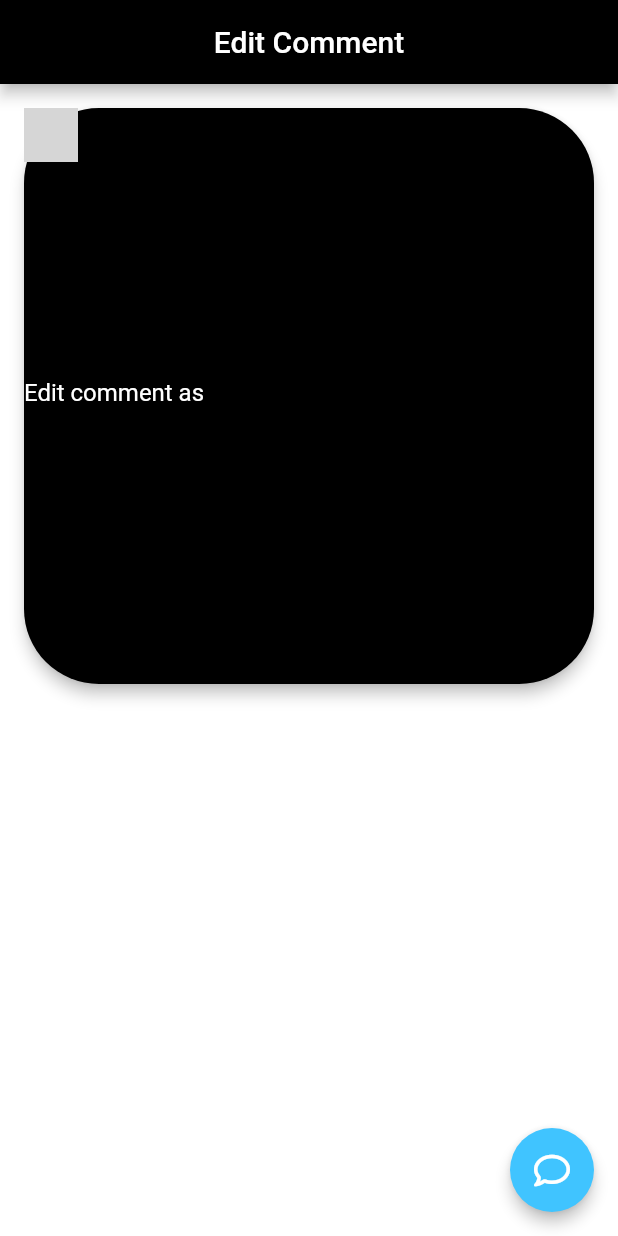
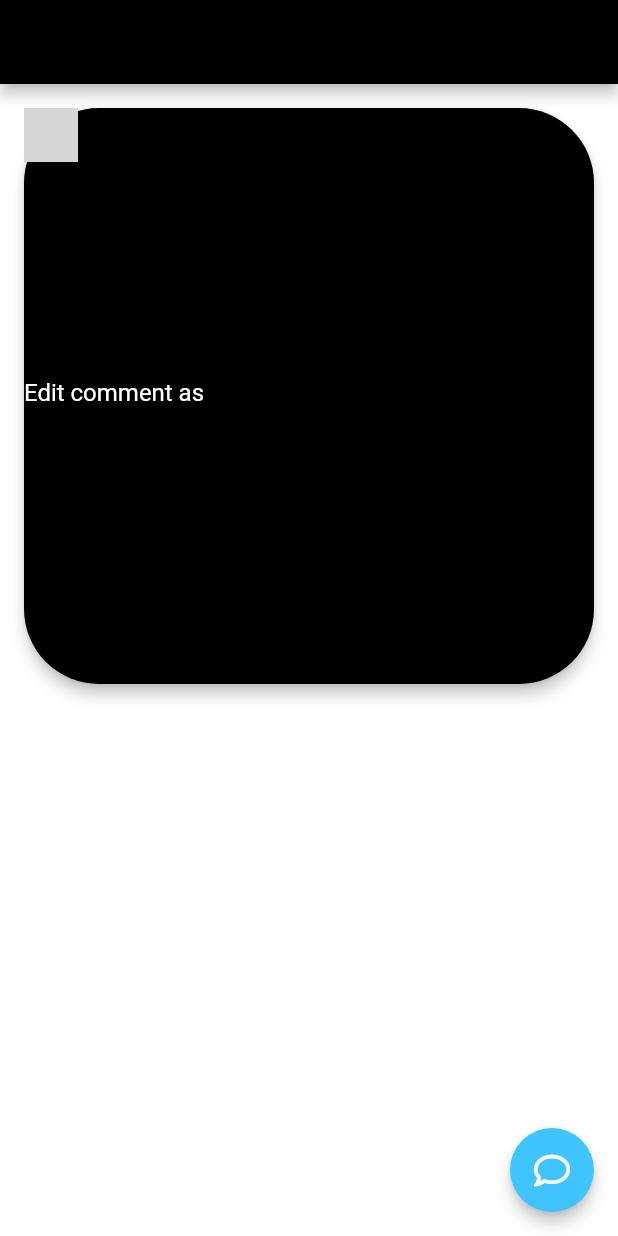
Before and after one commit to danieltefera08/porter, a Flutter app: the Gcomedit screen opened directly, on a phone screen of 412 x 824 dp. Run offline on Flutter 3.47's test engine with Material 2 defaults, Android fonts, the phone set to English and light mode, and no system bars; our stand-ins replace cloud_firestore, firebase_auth, firebase_core, firebase_dynamic_links, firebase_storage, flutter_spinkit and 5 more; missing offline and left inert: encrypt; accounts and stored records are empty; network calls fail; statements that could not run were skipped; grey boxes are pictures that could not be loaded.

Commit message:
update Group_commentedit.dart

```diff
--- a/lib/Screens/Home/Mobilepages/Group_commentedit.dart
+++ b/lib/Screens/Home/Mobilepages/Group_commentedit.dart
@@ -36,10 +36,10 @@ class _GcomeditState extends State<Gcomedit> {
         iconTheme: IconThemeData(
           color: Color(themedata.AppbariconColor),
         ),
-        title: const Text(
+        title:  Text(
           "Edit Comment",
           style: TextStyle(
-            color: Colors.white,
+            color: Color(themedata.AppbartextColor),
           ),
         ),
         backgroundColor:Colors.black ,
```
